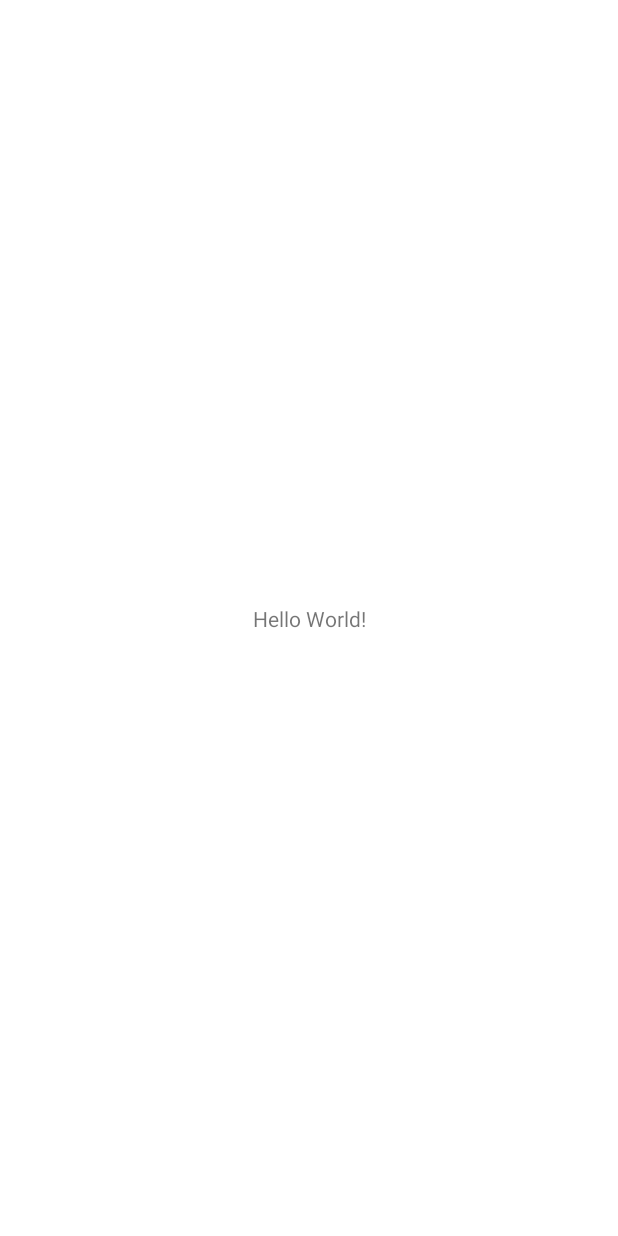
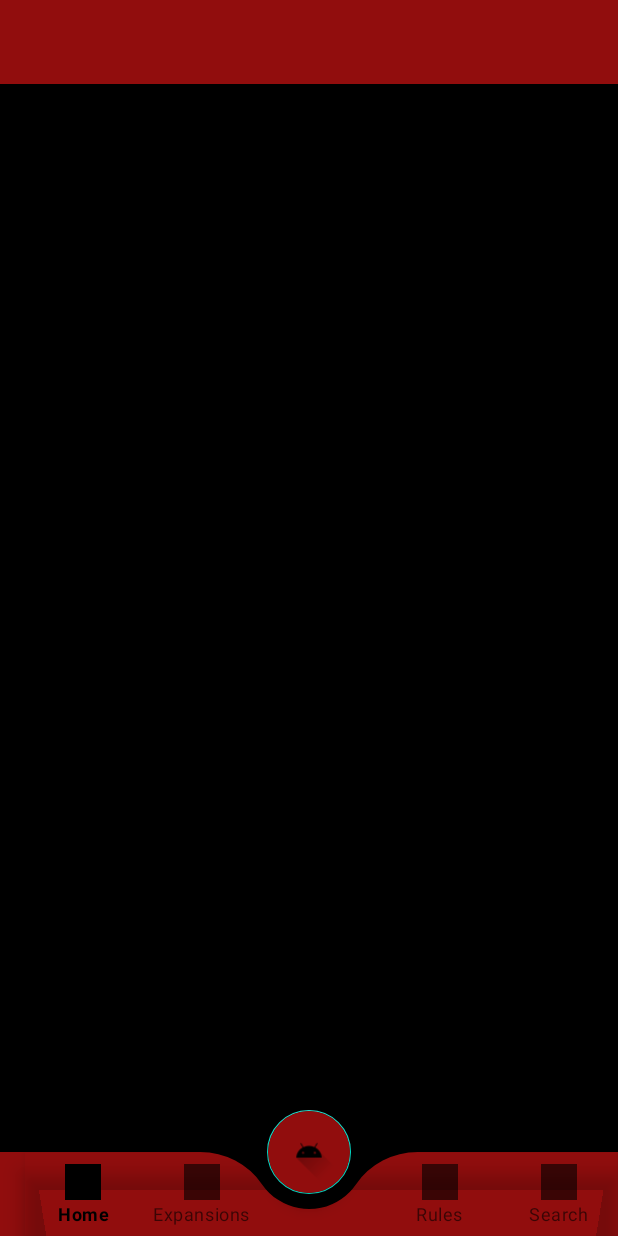
Before and after one commit to KireGarciaM/foursoulshelper, an Android app: the screen it shows after launch (MainActivity), on a phone screen of 412 x 824 dp. Before the commit the screen is almost empty. Run offline under Robolectric (Android 15) with nearby library versions, the phone set to English and light mode, and no system bars.

Commit message:
- Add Bottom Navigation Menu and Navigation Drawer

```diff
--- a/app/src/main/res/layout/activity_main.xml
+++ b/app/src/main/res/layout/activity_main.xml
@@ -1,18 +1,82 @@
 <?xml version="1.0" encoding="utf-8"?>
-<androidx.constraintlayout.widget.ConstraintLayout xmlns:android="http://schemas.android.com/apk/res/android"
+<androidx.drawerlayout.widget.DrawerLayout
+    xmlns:android="http://schemas.android.com/apk/res/android"
     xmlns:app="http://schemas.android.com/apk/res-auto"
     xmlns:tools="http://schemas.android.com/tools"
     android:layout_width="match_parent"
     android:layout_height="match_parent"
+    android:id="@+id/drawer_layout"
     tools:context=".MainActivity">
 
-    <TextView
+    <RelativeLayout
+        android:layout_width="match_parent"
+        android:layout_height="match_parent"
+        android:background="@color/black">
+
+        <androidx.appcompat.widget.Toolbar
+            android:layout_width="match_parent"
+            android:layout_height="?attr/actionBarSize"
+            android:background="@color/red"
+            android:elevation="4dp"
+            android:theme="@style/ThemeOverlay.AppCompat.Dark.ActionBar"
+            app:popupTheme="@style/ThemeOverlay.AppCompat.Light"
+            />
+
+        <FrameLayout
+            android:layout_width="match_parent"
+            android:layout_height="match_parent"
+            android:id="@+id/fragment_container"/>
+
+        <androidx.coordinatorlayout.widget.CoordinatorLayout
+            android:layout_width="match_parent"
+            android:layout_height="match_parent">
+
+            <com.google.android.material.bottomappbar.BottomAppBar
+                android:layout_width="match_parent"
+                android:layout_height="wrap_content"
+                android:id="@+id/bottomAppBar"
+                android:layout_gravity="bottom"
+                android:backgroundTint="@color/red"
+                app:fabCradleMargin="10dp"
+                app:fabCradleRoundedCornerRadius="50dp">
+
+                <com.google.android.material.bottomnavigation.BottomNavigationView
+                    android:layout_width="wrap_content"
+                    android:layout_height="wrap_content"
+                    android:id="@+id/bottom_navigation"
+                    app:labelVisibilityMode="labeled"
+                    app:menu="@menu/bottom_navigation_menu"
+                    android:background="@android:color/transparent"/>
+
+
+
+            </com.google.android.material.bottomappbar.BottomAppBar>
+
+            <com.google.android.material.floatingactionbutton.FloatingActionButton
+                android:layout_width="wrap_content"
+                android:layout_height="wrap_content"
+                android:backgroundTint="@color/red"
+                android:src="@drawable/ic_launcher_foreground"
+                android:id="@+id/fab"
+                app:layout_anchor="@id/bottomAppBar"
+                app:maxImageSize="40dp"
+                android:tint="@color/black"/>
+
+        </androidx.coordinatorlayout.widget.CoordinatorLayout>
+
+
+        </RelativeLayout>
+
+    <com.google.android.material.navigation.NavigationView
         android:layout_width="wrap_content"
-        android:layout_height="wrap_content"
-        android:text="Hello World!"
-        app:layout_constraintBottom_toBottomOf="parent"
-        app:layout_constraintEnd_toEndOf="parent"
-        app:layout_constraintStart_toStartOf="parent"
-        app:layout_constraintTop_toTopOf="parent" />
+        android:layout_height="match_parent"
+        android:id="@+id/navigation_drawer"
+        android:layout_gravity="start"
+        android:background="@color/black"
+        app:itemIconTint="@color/white"
+        app:itemTextColor="@color/white"
+        android:theme="@style/Base.ThemeOverlay.AppCompat.navTheme"
+        app:headerLayout="@layout/nav_header"
+        app:menu="@menu/navigation_drawer_menu"/>
 
-</androidx.constraintlayout.widget.ConstraintLayout>
+</androidx.drawerlayout.widget.DrawerLayout>
--- /dev/null
+++ b/app/src/main/res/layout/nav_header.xml
@@ -0,0 +1,17 @@
+<?xml version="1.0" encoding="utf-8"?>
+<LinearLayout xmlns:android="http://schemas.android.com/apk/res/android"
+    android:orientation="vertical"
+    android:layout_width="match_parent"
+    android:layout_height="176dp"
+    android:gravity="top"
+    android:padding="16dp"
+    android:background="@color/white"
+    android:theme="@style/ThemeOverlay.AppCompat.Dark">
+
+    <ImageView
+        android:layout_width="200dp"
+        android:layout_height="150dp"
+        android:layout_gravity="center"
+        android:src="@drawable/ic_launcher_foreground"/>
+
+</LinearLayout>
--- /dev/null
+++ b/app/src/main/res/menu/bottom_navigation_menu.xml
@@ -0,0 +1,26 @@
+<?xml version="1.0" encoding="utf-8"?>
+<menu xmlns:android="http://schemas.android.com/apk/res/android">
+    <item
+        android:id="@+id/bottom_home"
+        android:title="Home"
+        android:icon="@drawable/ic_launcher_background"/>
+
+    <item
+        android:id="@+id/bottom_expansion"
+        android:title="Expansions"
+        android:icon="@drawable/ic_launcher_background"/>
+    <item
+        android:title=""
+        android:enabled="true"/>
+
+    <item
+        android:id="@+id/bottom_rules"
+        android:title="Rules"
+        android:icon="@drawable/ic_launcher_background"/>
+
+    <item
+        android:id="@+id/bottom_search"
+        android:title="Search"
+        android:icon="@drawable/ic_launcher_background"/>
+
+</menu>
--- /dev/null
+++ b/app/src/main/res/menu/navigation_drawer_menu.xml
@@ -0,0 +1,34 @@
+<?xml version="1.0" encoding="utf-8"?>
+<menu xmlns:android="http://schemas.android.com/apk/res/android"
+    xmlns:tools="http://schemas.android.com/tools"
+    tools:showIn = "navigation_view">
+
+    <group
+        android:checkableBehavior="single">
+        <item
+            android:id="@+id/nav_dice_roller"
+            android:icon="@drawable/ic_launcher_background"
+            android:title="dice_roller"/>
+        <item
+            android:id="@+id/nav_themes"
+            android:icon="@drawable/ic_launcher_background"
+            android:title="themes"/>
+
+        <item
+            android:id="@+id/nav_donations"
+            android:icon="@drawable/ic_launcher_background"
+            android:title="donations"/>
+
+        <item
+            android:id="@+id/nav_statistics"
+            android:icon="@drawable/ic_launcher_background"
+            android:title="statistics"/>
+
+        <item
+            android:id="@+id/nav_settings"
+            android:icon="@drawable/ic_launcher_background"
+            android:title="settings"/>
+
+    </group>
+
+</menu>
```
